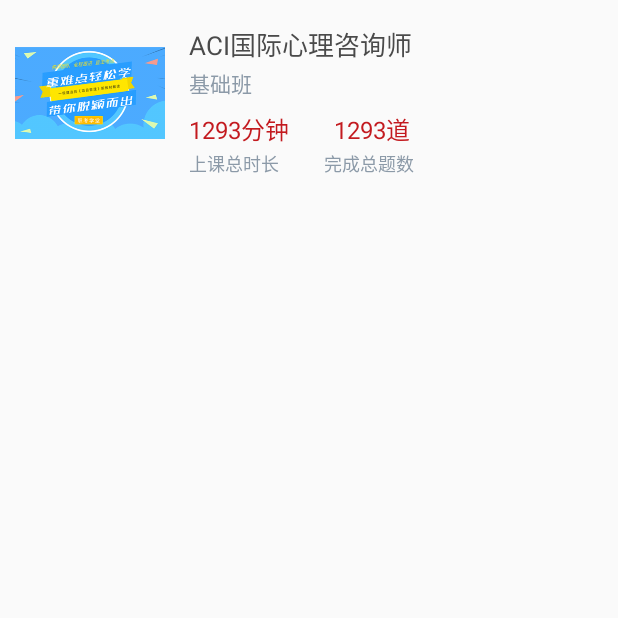
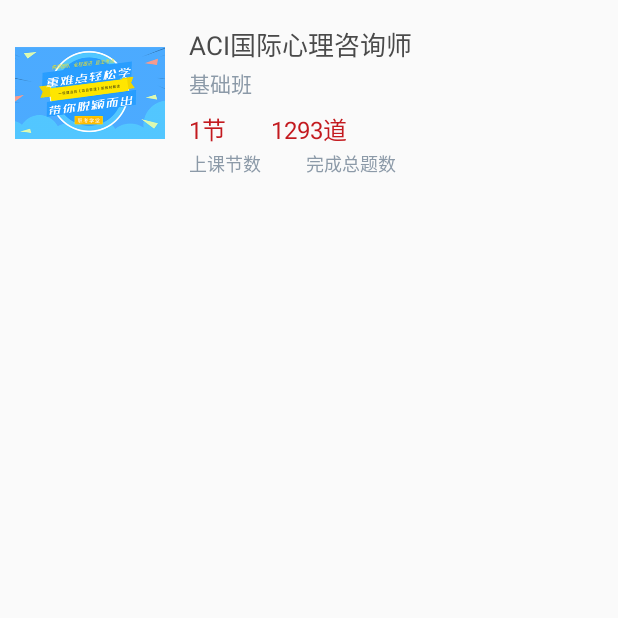
Before and after one commit to ChaozhiMobile/Chaozhi_Android, an Android app: the fragment CourseFragment shown on its own in the app's theme, on a phone screen of 412 x 824 dp, the top half of it. Run offline under Robolectric (Android 15) with nearby library versions, the phone set to English and light mode, and no system bars; our stand-ins replace ButterKnife; 1 statement that could not run was skipped.

Commit message:
1、学习上课总时长改成上课节数，并解决节数、提数显示为0问题；2、登录页面添加了一个有课程的测试账号

```diff
--- a/app/src/main/java/com/czjy/chaozhi/model/http/api/HomeApi.java
+++ b/app/src/main/java/com/czjy/chaozhi/model/http/api/HomeApi.java
@@ -41,7 +41,8 @@
      */
     @FormUrlEncoded
     @POST("api/course/list")
-    Observable<HttpResponse<List<PurchProduct>>> getPurchProducts(@Field("is_newest_info") int newInfo);
+    Observable<HttpResponse<List<PurchProduct>>> getPurchProducts(@Field("is_newest_info") int newInfo,
+                                                                  @Field("is_progress") int progress);
 
 
     @FormUrlEncoded
--- a/app/src/main/java/com/czjy/chaozhi/presenter/main/LearnPresenter.java
+++ b/app/src/main/java/com/czjy/chaozhi/presenter/main/LearnPresenter.java
@@ -29,7 +29,7 @@
 
     @Override
     public void getPurchProducts() {
-        Disposable disposable = mApiFactory.getHomeApi().getPurchProducts(1)
+        Disposable disposable = mApiFactory.getHomeApi().getPurchProducts(1,1)
                 .compose(RxSchedulers.io_main())
                 .compose(RxResult.handleResult())
                 .subscribe(new Consumer<List<PurchProduct>>() {
--- a/app/src/main/java/com/czjy/chaozhi/ui/fragment/home/CourseFragment.java
+++ b/app/src/main/java/com/czjy/chaozhi/ui/fragment/home/CourseFragment.java
@@ -70,7 +70,7 @@
             CommonGlideImageLoader.getInstance().displayNetImageWithCircle(getActivity(), "http:" + mPurchProduct.getProduct_img(), mImg,getActivity().getResources().getDrawable(R.drawable.img_feature_product));
             mTitle.setText(mPurchProduct.getProduct_name());
             mType.setText(mPurchProduct.getProduct_sub_name());
-            mTime.setText(String.format("%d分钟", mPurchProduct.getUser_time()));
+            mTime.setText(String.format("%d节", mPurchProduct.getUser_time()));
             mQuestion.setText(String.format("%d道", mPurchProduct.getUser_question()));
         }
     }
--- a/app/src/main/res/layout/activity_login.xml
+++ b/app/src/main/res/layout/activity_login.xml
@@ -29,6 +29,7 @@
         android:inputType="phone"
         android:maxLength="11"
         android:paddingStart="10dp"
+        android:text="18268686511"
         android:textColor="@color/_24253D"
         android:textColorHint="@color/_7F24253D"
         android:textSize="15sp"
--- a/app/src/main/res/layout/fragment_course.xml
+++ b/app/src/main/res/layout/fragment_course.xml
@@ -46,7 +46,7 @@
         android:id="@+id/course_time"
         android:layout_width="wrap_content"
         android:layout_height="wrap_content"
-        android:text="1293分钟"
+        android:text="1节"
         android:textColor="@color/_C31A1F"
         android:textSize="16sp"
         android:layout_marginLeft="16dp"
@@ -59,7 +59,7 @@
         android:id="@+id/course_time_title"
         android:layout_width="wrap_content"
         android:layout_height="wrap_content"
-        android:text="上课总时长"
+        android:text="上课节数"
         android:textColor="@color/_8C9AA8"
         android:textSize="12sp"
         android:layout_marginTop="2dp"
```
